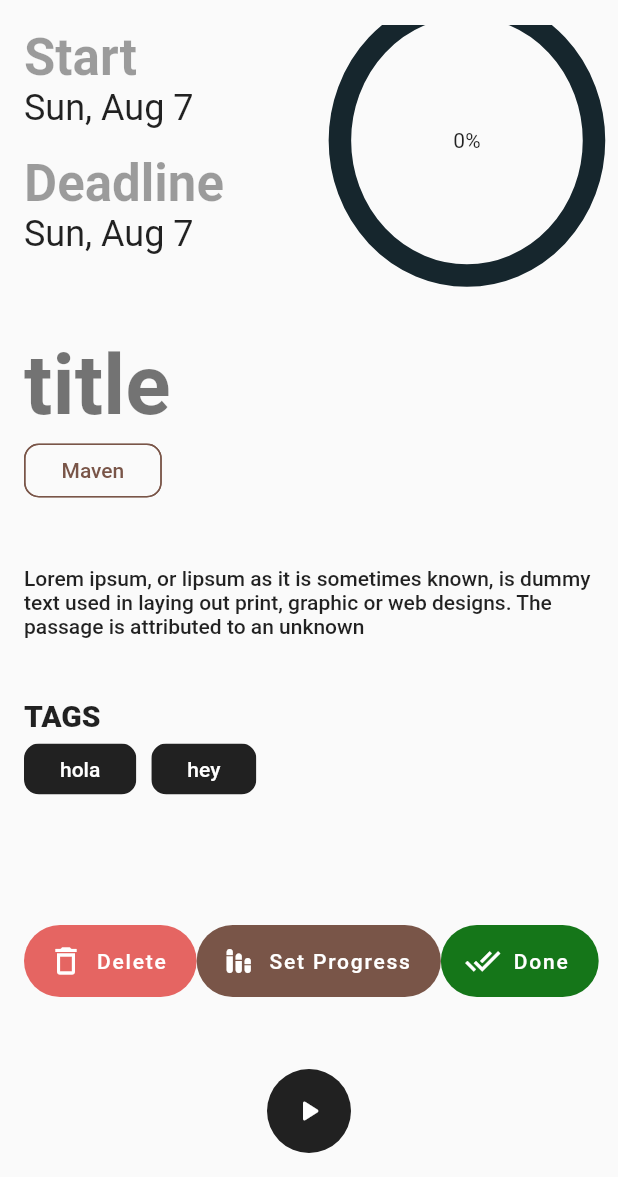
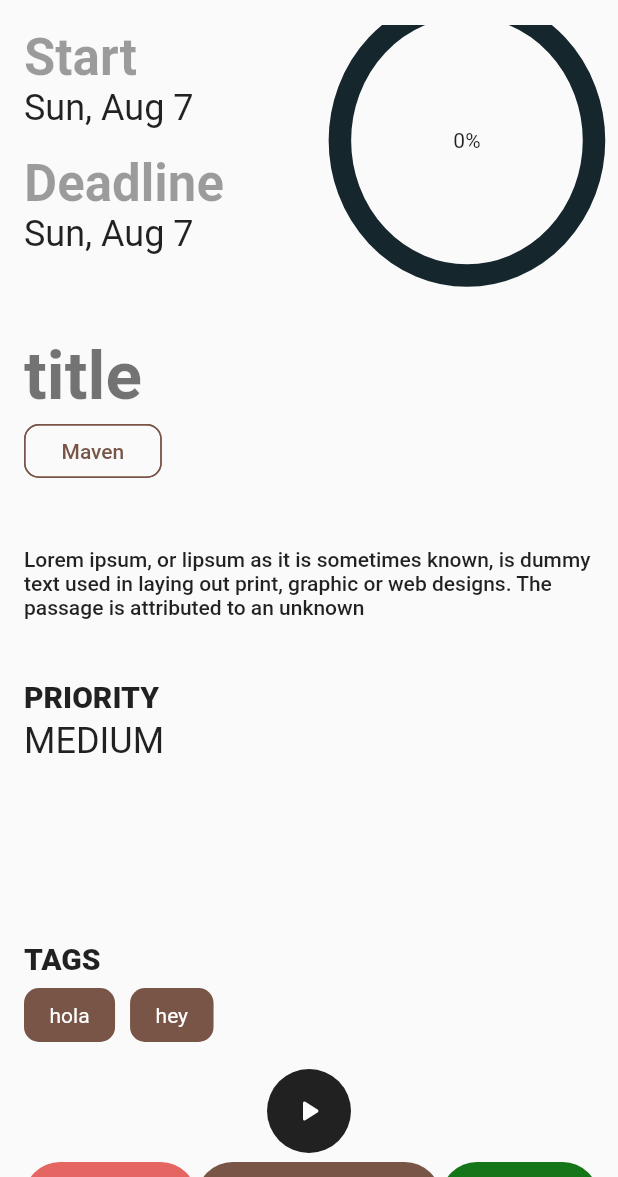
Before and after one commit to efenstakes/oned_m, a Flutter app: the TaskDetailsScreen screen opened directly with sample values from the repository, scrolled down 53 dp, on a phone screen of 412 x 824 dp, the part 59-1236 px from its top. Run offline on Flutter 3.47's test engine with Material 2 defaults, Android fonts, the phone set to English and light mode, and no system bars; drawn by our look-alikes of simple_circular_progress_bar; our stand-ins replace cloud_firestore, date_time_picker, firebase_auth, firebase_core, fluttertoast, jiffy; missing offline and left inert: ai_progress; accounts and stored records are empty; network calls fail.

Commit message:
add priority and repeating days, update layout and update progress persistence functions

```diff
--- a/lib/pages/task_details/task_details.screen.dart
+++ b/lib/pages/task_details/task_details.screen.dart
@@ -6,6 +6,7 @@ import 'package:jiffy/jiffy.dart';
 import 'package:oned_m/models/task.model.dart';
 import 'package:oned_m/pages/home/progress_picker.dart';
 import 'package:oned_m/pages/task_ongoing/task_ongoing.screen.dart';
+import 'package:oned_m/widgets/selectable_chip.widget.dart';
 import 'package:simple_circular_progress_bar/simple_circular_progress_bar.dart';
 
 class TaskDetailsScreen extends StatefulWidget {
@@ -25,8 +26,16 @@ class _TaskDetailsScreenState extends State<TaskDetailsScreen> {
     // TODO: implement initState
     super.initState();
 
+    String today = DAYS[(DateTime.now().weekday - 1)];
 
-    updateProgressTo(widget.task.progress);
+
+    double inIntrestProgress = widget.task.progress;
+
+    if( widget.task.repeats.contains(today) ) {
+      inIntrestProgress = widget.task.completion?['progress'] ?? 0.0;
+    }
+
+    updateProgressTo(inIntrestProgress);
 
   }
 
@@ -120,7 +129,7 @@ class _TaskDetailsScreenState extends State<TaskDetailsScreen> {
           // title
           Text(
             task.title!,
-            style: Theme.of(context).textTheme.headline2!.copyWith(
+            style: Theme.of(context).textTheme.headline3!.copyWith(
                   fontWeight: FontWeight.bold,
                 ),
           ),
@@ -155,6 +164,50 @@ class _TaskDetailsScreenState extends State<TaskDetailsScreen> {
           ),
           const SizedBox(height: 40),
 
+          // priotity
+          Text(
+            "PRIORITY",
+            style: Theme.of(context).textTheme.headline6!.copyWith(
+              fontWeight: FontWeight.w800,
+            ),
+          ),
+          const SizedBox(height: 4),
+          Text(
+            task.priority,
+            style: Theme.of(context).textTheme.headline5!,
+          ),
+          const SizedBox(height: 40),
+
+
+          // repeats on
+          task.repeats.isNotEmpty
+            ?
+              Text(
+                "REPEATS ON",
+                style: Theme.of(context).textTheme.headline6!.copyWith(
+                  fontWeight: FontWeight.w800,
+                ),
+              )
+            : Container(),
+          task.repeats.isNotEmpty ? const SizedBox(height: 8) : const SizedBox.shrink(),
+          Wrap(
+            alignment: WrapAlignment.start,
+            runSpacing: 10,
+            spacing: 10,
+            children: [
+              ...task.repeats.map((tag) {
+
+                return SelectableChipWidget(
+                  text: tag,
+                  isSelected: true,
+                  onSelect: (){}
+                );
+              }).toList(),
+            ],
+          ),
+          const SizedBox(height: 80),
+
+
           // tags
           task.tags.isNotEmpty
             ?
@@ -165,25 +218,18 @@ class _TaskDetailsScreenState extends State<TaskDetailsScreen> {
                 ),
               )
             : Container(),
+          task.tags.isNotEmpty ? const SizedBox(height: 8) : const SizedBox.shrink(),
           Wrap(
             alignment: WrapAlignment.start,
             runSpacing: 10,
             spacing: 10,
             children: [
               ...task.tags.map((tag) {
-                return Chip(
-                  label: Text(tag),
-                  labelStyle: const TextStyle(
-                    color: Colors.white,
-                  ),
-                  padding: const EdgeInsets.symmetric(
-                    vertical: 9,
-                    horizontal: 16,
-                  ),
-                  backgroundColor: Colors.black87,
-                  shape: RoundedRectangleBorder(
-                    borderRadius: BorderRadius.circular(10),
-                  ),
+
+                return SelectableChipWidget(
+                  text: tag,
+                  isSelected: true,
+                  onSelect: (){}
                 );
               }).toList(),
             ],
@@ -211,9 +257,10 @@ class _TaskDetailsScreenState extends State<TaskDetailsScreen> {
                             child: Text("Cancel"),
                           ),
                           FloatingActionButton.extended(
-                            key: Key("TDS:Delete Task FAB"),
+                            key: const Key("TDS:Delete Task FAB"),
                             onPressed: ()=> _deleteTask(task, ctx),
-                            label: Text("Delete"),
+                            label: const Text("Delete"),
+                            elevation: 0,
                           ),
                         ],
                       );
@@ -222,7 +269,7 @@ class _TaskDetailsScreenState extends State<TaskDetailsScreen> {
                 },
                 icon: const Icon(Icons.delete_outline_outlined),
                 elevation: 0,
-                key: const Key("TDS:delete"),
+                key: const Key("TDS:DELETE_BTDSFAB"),
                 backgroundColor: Color.fromARGB(255, 229, 101, 98),
                 // extendedPadding: const EdgeInsets.symmetric(horizontal: 32)
               ),
@@ -241,7 +288,7 @@ class _TaskDetailsScreenState extends State<TaskDetailsScreen> {
                 },
                 icon: const Icon(Icons.stacked_bar_chart_rounded),
                 elevation: 0,
-                key: const Key("TDS:set status"),
+                key: const Key("TDS:TDS_setstatus"),
                 backgroundColor: Colors.greenAccent[800],
                 // extendedPadding: const EdgeInsets.symmetric(horizontal: 32)
               ),
@@ -251,7 +298,7 @@ class _TaskDetailsScreenState extends State<TaskDetailsScreen> {
                 icon: const Icon(Icons.done_all),
                 // mini: true,
                 elevation: 0,
-                key: const Key("TDS:done"),
+                key: const Key("TDS:TDS_done"),
                 backgroundColor: Color.fromARGB(255, 21, 118, 25),
                 // extendedPadding: const EdgeInsets.symmetric(horizontal: 32)
               ),
@@ -277,6 +324,7 @@ class _TaskDetailsScreenState extends State<TaskDetailsScreen> {
         hoverElevation: 0,
         focusElevation: 0,
         highlightElevation: 0,
+        key: const Key("PLAY_IT"),
       ),
       floatingActionButtonLocation: FloatingActionButtonLocation.centerFloat,
     );
@@ -286,7 +334,7 @@ class _TaskDetailsScreenState extends State<TaskDetailsScreen> {
 
   void updateProgressTo(double val) {
     Timer.periodic(
-      Duration(milliseconds: 5),
+      const Duration(milliseconds: 5),
       (Timer t){
         if( _progressNofier.value >= val ) {
           t.cancel();
@@ -296,37 +344,58 @@ class _TaskDetailsScreenState extends State<TaskDetailsScreen> {
     );
   }
 
+
   _setTaskAsDone(Task task) async {
-    try {
-      await FirebaseFirestore.instance
-              .collection("tasks")
-              .doc(task.id)
-              .update({ "progress": 100 });
-
-      updateProgressTo(100);
-    } catch (e) {
-
+    if( task.repeats.isNotEmpty ) {
+      _setRepeatingTaskProgress(task, 100);
+    } else {
+      _setInTaskProgress(task, 100);
     }
   }
 
+  _setTaskProgress(Task task, double progress, BuildContext ctx) async {
+    String today = DAYS[(DateTime.now().weekday - 1)];
 
-  _setTaskProgress(Task task, double progress, BuildContext ctx) async {
+    if( task.repeats.isNotEmpty && task.repeats.contains(today) ) {
+      _setRepeatingTaskProgress(task, progress);
+    } else {
+      _setInTaskProgress(task, progress);
+    }
+
+    Navigator.pop(ctx);
+  }
+
+  _setInTaskProgress(Task task, double progress) async {
+    print("_setInTaskProgress");
     try {
       await FirebaseFirestore.instance
               .collection("tasks")
               .doc(task.id)
               .update({ "progress": progress });
+    } catch (e) {
+      print("_setInTaskProgress error ${e.toString()}");
+    }
+  }
 
+  _setRepeatingTaskProgress(Task task, double progress) async {
+    print("_setRepeatingTaskProgress ");
 
-      if( task.progress == 100 ) {
-        _progressNofier.value = 0;
-      }
-      updateProgressTo(progress);
+    String dateString = Jiffy(DateTime.now()).format("yyyy-MM-d");
+    try {
+      await FirebaseFirestore.instance
+              .collection("tasks")
+              .doc(task.id)
+              .collection("repeats_progress")
+              .doc(dateString)
+              .set({
+                "date": dateString,
+                "progress": progress,
+              });
     } catch (e) {
+      print("_setRepeatingTaskProgress error ${e.toString()}");
+    }
+  }
 
-    }
-    Navigator.pop(ctx);
-  }
 
 
   _deleteTask(Task task, BuildContext ctx) async {
```
